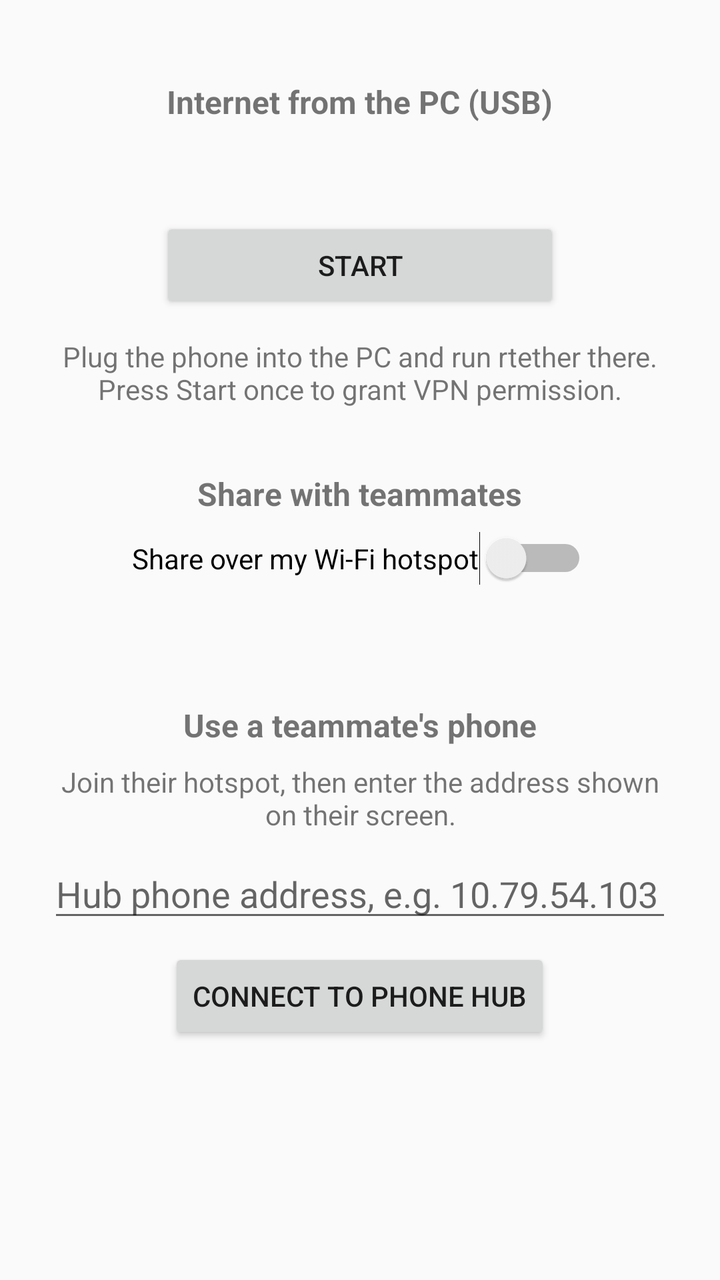
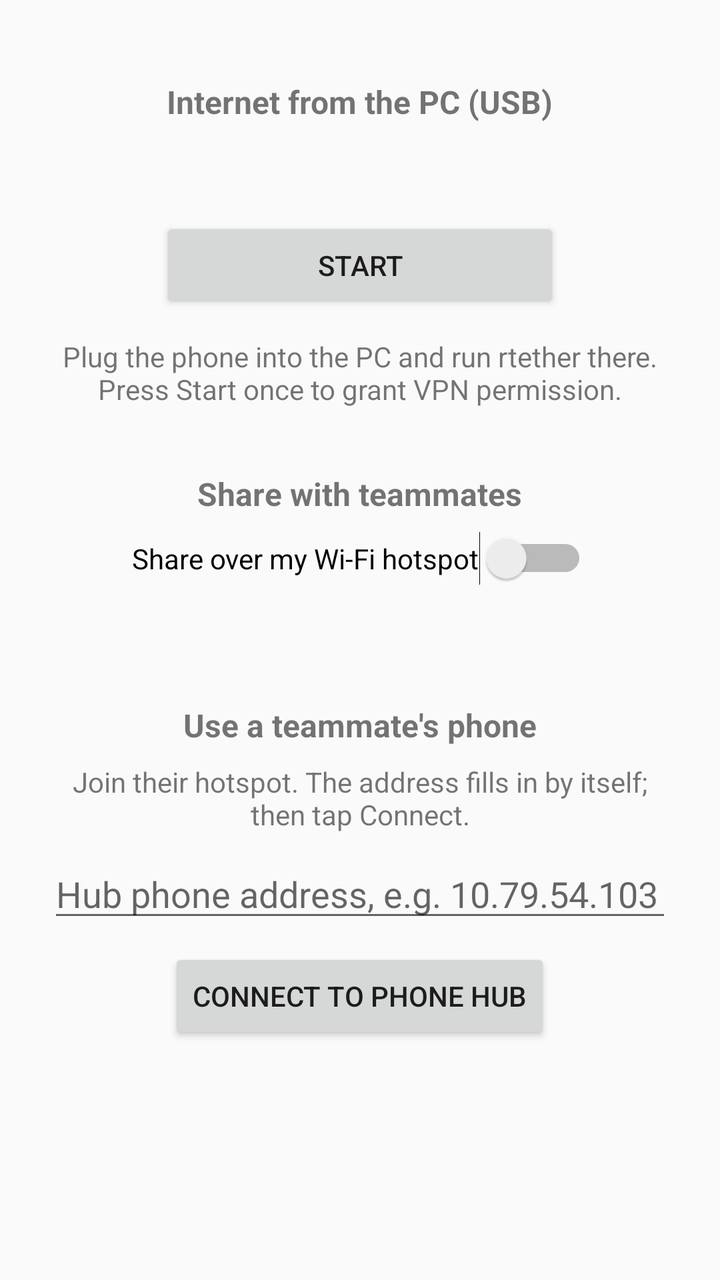

An Android layout rendered at two revisions. The XML below is the earlier revision; the diff shows what the commit changed to produce the second picture.
<!-- AndroidManifest.xml: application theme Theme.AppCompat.Light.DarkActionBar -->
<!-- res/layout/activity_main.xml -->
<?xml version="1.0" encoding="utf-8"?>
<ScrollView xmlns:android="http://schemas.android.com/apk/res/android"
    android:layout_width="match_parent"
    android:layout_height="match_parent">

    <LinearLayout
        android:layout_width="match_parent"
        android:layout_height="wrap_content"
        android:gravity="center_horizontal"
        android:orientation="vertical"
        android:padding="24dp">

        <TextView
            android:layout_width="wrap_content"
            android:layout_height="wrap_content"
            android:layout_marginTop="16dp"
            android:text="@string/section_usb"
            android:textSize="16sp"
            android:textStyle="bold" />

        <TextView
            android:id="@+id/status"
            android:layout_width="wrap_content"
            android:layout_height="wrap_content"
            android:layout_marginTop="8dp"
            android:layout_marginBottom="12dp"
            android:textSize="20sp" />

        <Button
            android:id="@+id/toggle"
            android:layout_width="200dp"
            android:layout_height="wrap_content"
            android:text="@string/start" />

        <TextView
            android:layout_width="match_parent"
            android:layout_height="wrap_content"
            android:layout_marginTop="12dp"
            android:gravity="center"
            android:text="@string/help"
            android:textSize="14sp" />

        <TextView
            android:layout_width="wrap_content"
            android:layout_height="wrap_content"
            android:layout_marginTop="32dp"
            android:text="@string/section_share"
            android:textSize="16sp"
            android:textStyle="bold" />

        <Switch
            android:id="@+id/share_switch"
            android:layout_width="wrap_content"
            android:layout_height="wrap_content"
            android:layout_marginTop="8dp"
            android:text="@string/share_switch" />

        <TextView
            android:id="@+id/hub_info"
            android:layout_width="match_parent"
            android:layout_height="wrap_content"
            android:layout_marginTop="8dp"
            android:gravity="center"
            android:textSize="14sp" />

        <TextView
            android:layout_width="wrap_content"
            android:layout_height="wrap_content"
            android:layout_marginTop="32dp"
            android:text="@string/section_client"
            android:textSize="16sp"
            android:textStyle="bold" />

        <TextView
            android:layout_width="match_parent"
            android:layout_height="wrap_content"
            android:layout_marginTop="8dp"
            android:gravity="center"
            android:text="@string/client_help"
            android:textSize="14sp" />

        <EditText
            android:id="@+id/hub_host"
            android:layout_width="match_parent"
            android:layout_height="wrap_content"
            android:layout_marginTop="8dp"
            android:hint="@string/hub_host_hint"
            android:inputType="textUri"
            android:importantForAutofill="no" />

        <Button
            android:id="@+id/connect_hub"
            android:layout_width="wrap_content"
            android:layout_height="wrap_content"
            android:layout_marginTop="8dp"
            android:text="@string/connect_hub" />
    </LinearLayout>
</ScrollView>
<!-- resources referenced by this layout -->
<resources>
  <string name="client_help">Join their hotspot, then enter the address shown on their screen.</string>
  <string name="connect_hub">Connect to phone hub</string>
  <string name="help">Plug the phone into the PC and run rtether there. Press Start once to grant VPN permission.</string>
  <string name="hub_host_hint">Hub phone address, e.g. 10.79.54.103</string>
  <string name="section_client">Use a teammate\'s phone</string>
  <string name="section_share">Share with teammates</string>
  <string name="section_usb">Internet from the PC (USB)</string>
  <string name="share_switch">Share over my Wi-Fi hotspot</string>
  <string name="start">Start</string>
</resources>

<!-- the commit's change to res/layout/activity_main.xml (unified diff, before → after) -->
@@ -61,7 +61,25 @@
             android:layout_height="wrap_content"
             android:layout_marginTop="8dp"
             android:gravity="center"
+            android:textIsSelectable="true"
             android:textSize="14sp" />
+
+        <ImageView
+            android:id="@+id/hub_qr"
+            android:layout_width="220dp"
+            android:layout_height="220dp"
+            android:layout_marginTop="12dp"
+            android:contentDescription="@string/hub_qr_caption"
+            android:visibility="gone" />
+
+        <TextView
+            android:id="@+id/hub_qr_caption"
+            android:layout_width="wrap_content"
+            android:layout_height="wrap_content"
+            android:layout_marginTop="4dp"
+            android:text="@string/hub_qr_caption"
+            android:textSize="14sp"
+            android:visibility="gone" />
 
         <TextView
             android:layout_width="wrap_content"
<!-- resource entries referenced after the edit -->
@@ -1,9 +1,10 @@
 <!-- resources referenced by this layout -->
 <resources>
-  <string name="client_help">Join their hotspot, then enter the address shown on their screen.</string>
+  <string name="client_help">Join their hotspot. The address fills in by itself; then tap Connect.</string>
   <string name="connect_hub">Connect to phone hub</string>
   <string name="help">Plug the phone into the PC and run rtether there. Press Start once to grant VPN permission.</string>
   <string name="hub_host_hint">Hub phone address, e.g. 10.79.54.103</string>
+  <string name="hub_qr_caption">Scan to get the app</string>
   <string name="section_client">Use a teammate\'s phone</string>
   <string name="section_share">Share with teammates</string>
   <string name="section_usb">Internet from the PC (USB)</string>
